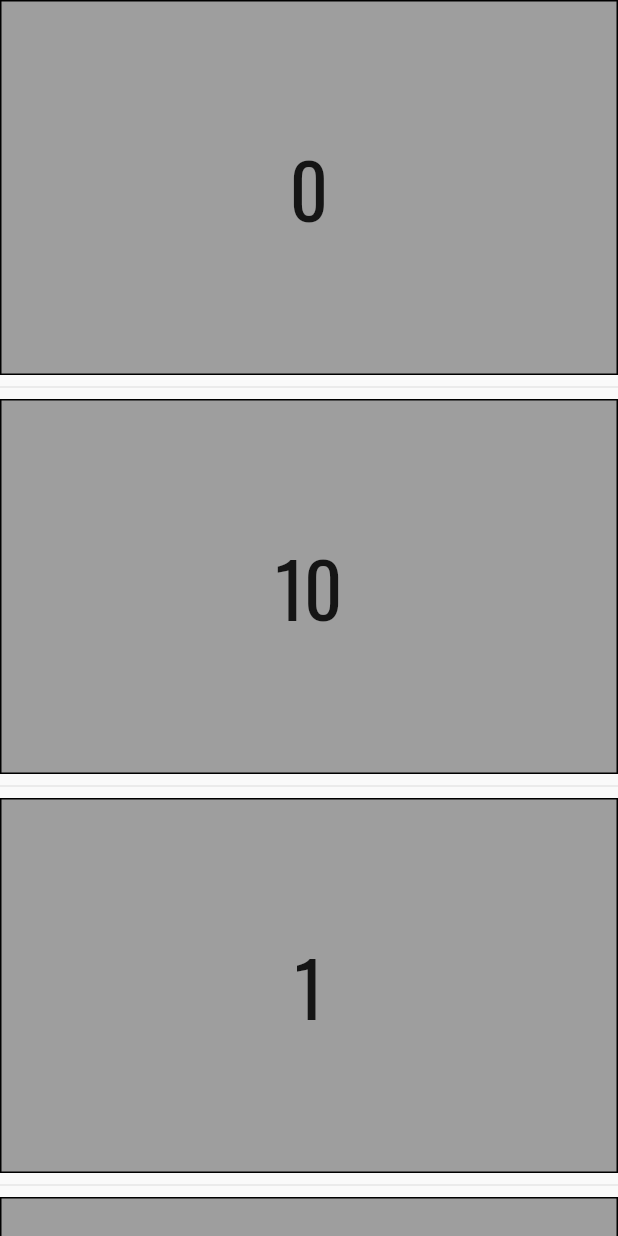
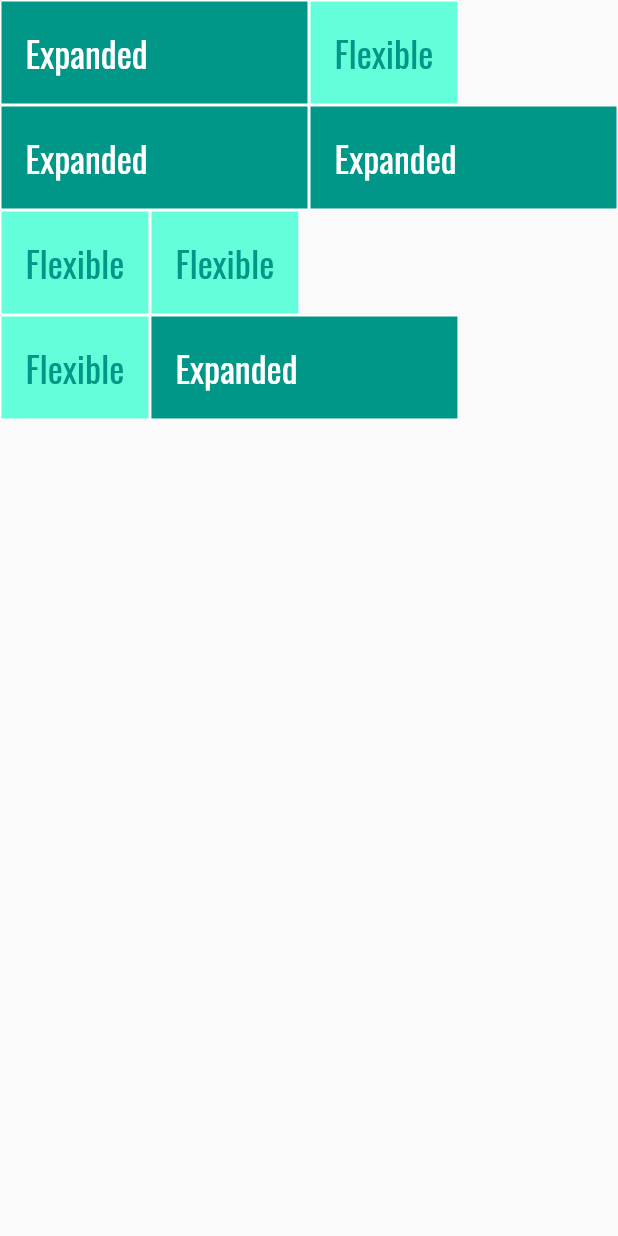
Before and after one commit to jonrysimbolon/flutter_app_2, a Flutter app: the screen it shows after launch, on a phone screen of 412 x 824 dp. Run offline on Flutter 3.47's test engine with Material 2 defaults, Android fonts, the phone set to English and light mode, and no system bars.

Commit message:
combo flexible and expanded

```diff
--- /dev/null
+++ b/lib/expanded_and_flexible_widget.dart
@@ -0,0 +1,86 @@
+import 'package:flutter/material.dart';
+import 'package:flutter_app_2/expanded_widget.dart';
+import 'package:flutter_app_2/flexible_widget.dart';
+
+class NineScreen extends StatefulWidget {
+  const NineScreen({Key? key}) : super(key: key);
+
+  @override
+  State<StatefulWidget> createState() => _NineScreen();
+}
+
+class _NineScreen extends State<NineScreen> {
+  //final List<int> numberList = const <int>[0, 10, 1, 9, 2, 8, 3, 7, 4, 6, 5];
+
+  /*@override // untuk menampilkan view dengan expanded
+  Widget build(BuildContext context) {
+    return Scaffold(
+        body: Column(
+      children: [
+        Expanded(
+          flex: 2,
+            child: Container(
+          color: Colors.red,
+        )),
+        Expanded(
+            child: Container(
+          color: Colors.orange,
+        )),
+        Expanded(
+            child: Container(
+          color: Colors.yellow,
+        )),
+        Expanded(
+            child: Container(
+          color: Colors.green,
+        )),
+        Expanded(
+            child: Container(
+          color: Colors.blue,
+        )),
+        Expanded(
+            child: Container(
+          color: Colors.indigo,
+        )),
+        Expanded(
+            child: Container(
+          color: Colors.purple,
+        ))
+      ],
+    ));
+  }*/
+
+  @override // combo expanded & flexible
+  Widget build(BuildContext context) {
+    return const Scaffold(
+        body: SafeArea(
+            child: Column(
+      children: [
+        Row(
+          children: [
+            ExpandedWidget(),
+            FlexibleWidget(),
+          ],
+        ),
+        Row(
+          children: [
+            ExpandedWidget(),
+            ExpandedWidget(),
+          ],
+        ),
+        Row(
+          children: [
+            FlexibleWidget(),
+            FlexibleWidget(),
+          ],
+        ),
+        Row(
+          children: [
+            FlexibleWidget(),
+            ExpandedWidget(),
+          ],
+        ),
+      ],
+    )));
+  }
+}
--- /dev/null
+++ b/lib/expanded_widget.dart
@@ -0,0 +1,24 @@
+import 'package:flutter/material.dart';
+
+class ExpandedWidget extends StatelessWidget {
+  const ExpandedWidget({super.key});
+
+  @override
+  Widget build(BuildContext context) {
+    return Expanded(
+        child: Container(
+      decoration: BoxDecoration(
+          color: Colors.teal, border: Border.all(color: Colors.white)),
+      child: const Padding(
+        padding: EdgeInsets.all(16.0),
+        child: Text(
+          'Expanded',
+          style: TextStyle(
+            color: Colors.white,
+            fontSize: 24,
+          ),
+        ),
+      ),
+    ));
+  }
+}
--- /dev/null
+++ b/lib/flexible_widget.dart
@@ -0,0 +1,26 @@
+import 'package:flutter/material.dart';
+
+class FlexibleWidget extends StatelessWidget {
+  const FlexibleWidget({super.key});
+
+  @override
+  Widget build(BuildContext context) {
+    return Flexible(
+        child: Container(
+      decoration: BoxDecoration(
+        color: Colors.tealAccent,
+        border: Border.all(color: Colors.white),
+      ),
+      child: const Padding(
+        padding: EdgeInsets.all(16.0),
+        child: Text(
+          'Flexible',
+          style: TextStyle(
+            color: Colors.teal,
+            fontSize: 24,
+          ),
+        ),
+      ),
+    ));
+  }
+}
--- a/lib/main.dart
+++ b/lib/main.dart
@@ -6,7 +6,8 @@ import 'package:flutter/material.dart';
 //import 'package:flutter_app_2/textfield_button_onchanged.dart';
 //import 'package:flutter_app_2/image_component.dart';
 //import 'package:flutter_app_2/font_component.dart';
-import 'package:flutter_app_2/listview_screen.dart';
+//import 'package:flutter_app_2/listview_screen.dart';
+import 'package:flutter_app_2/expanded_and_flexible_widget.dart';
 
 void main() {
   runApp(const MyApp());
@@ -30,7 +31,8 @@ class MyApp extends StatelessWidget {
       //home: const FiveScreen(),
       //home: const SixScreen(),
       //home: const SevenScreen(),
-      home: const EightScreen(),
+      //home: const EightScreen(),
+      home: const NineScreen(),
     );
   }
 }
```
